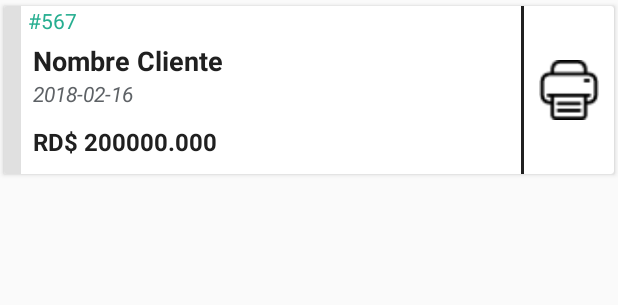
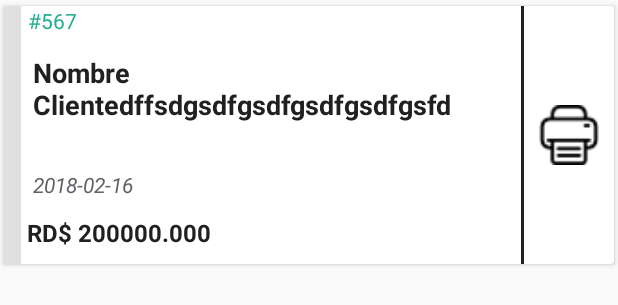
Before and after one commit to aneudyHub/lsp_android, an Android app: the layout item_historial_pagos.xml on its own in the app's theme, with its tools: preview values and no code run, on a phone screen of 412 x 824 dp. Shown: the top 305 px of the screen. Run offline under Robolectric (Android 15) with nearby library versions, the phone set to English and light mode, and no system bars.

Commit message:
Ajustes de vista y Monto restante listo

```diff
--- a/app/src/main/res/layout/item_historial_pagos.xml
+++ b/app/src/main/res/layout/item_historial_pagos.xml
@@ -4,7 +4,7 @@
     xmlns:tools="http://schemas.android.com/tools"
     android:id="@+id/Layout"
     android:layout_width="match_parent"
-    android:layout_height="120dp"
+    android:layout_height="180dp"
     android:foreground="?android:attr/selectableItemBackground"
     app:cardUseCompatPadding="true">
 
@@ -32,7 +32,7 @@
             android:layout_height="wrap_content"
             android:layout_marginEnd="8dp"
             android:layout_marginStart="8dp"
-            android:layout_marginTop="24dp"
+            android:layout_marginTop="32dp"
             android:textColor="@color/negro87"
             android:textSize="18sp"
             android:textStyle="bold"
@@ -40,7 +40,7 @@
             app:layout_constraintHorizontal_bias="0.187"
             app:layout_constraintStart_toEndOf="@+id/appointment_status"
             app:layout_constraintTop_toTopOf="parent"
-            tools:text="Nombre Cliente" />
+            tools:text="Nombre Clientedffsdgsdfgsdfgsdfgsdfgsfd" />
 
         <TextView
             android:id="@+id/idPrestamoH"
@@ -58,15 +58,16 @@
         <TextView
             android:id="@+id/fechaCobro"
             android:layout_width="0dp"
-            android:layout_height="wrap_content"
+            android:layout_height="24dp"
             android:layout_marginEnd="8dp"
             android:layout_marginStart="8dp"
             android:maxLines="5"
             android:textColor="@color/input_register_hint"
             android:textSize="14sp"
             android:textStyle="italic"
+            app:layout_constraintBottom_toBottomOf="@+id/montoCobrado"
             app:layout_constraintEnd_toStartOf="@+id/vertical_separator1"
-            app:layout_constraintHorizontal_bias="0.0"
+            app:layout_constraintHorizontal_bias="0.187"
             app:layout_constraintStart_toEndOf="@+id/appointment_status"
             app:layout_constraintTop_toBottomOf="@+id/nombre_cliente"
             tools:text="2018-02-16" />
@@ -75,9 +76,9 @@
         <TextView
             android:id="@+id/montoCobrado"
             android:layout_width="wrap_content"
-            android:layout_height="wrap_content"
+            android:layout_height="24dp"
             android:layout_marginBottom="8dp"
-            android:layout_marginStart="8dp"
+            android:layout_marginStart="4dp"
             android:layout_marginTop="8dp"
             android:text="RD$ 200000.000"
             android:textAppearance="?android:attr/textAppearanceSmall"
@@ -86,7 +87,8 @@
             android:textStyle="bold"
             app:layout_constraintBottom_toBottomOf="parent"
             app:layout_constraintStart_toEndOf="@+id/appointment_status"
-            app:layout_constraintTop_toBottomOf="@+id/fechaCobro" />
+            app:layout_constraintTop_toBottomOf="@+id/fechaCobro"
+            app:layout_constraintVertical_bias="1.0" />
 
 
         <View
--- a/app/src/main/res/layout/item_lista_cuota.xml
+++ b/app/src/main/res/layout/item_lista_cuota.xml
@@ -134,6 +134,7 @@
             android:text="0000"
             android:textAppearance="?android:attr/textAppearanceSmall"
             android:textColor="@color/naranja"
+            android:textSize="18dp"
             android:textStyle="italic"
             app:layout_constraintRight_toRightOf="parent"
             app:layout_constraintTop_toBottomOf="@+id/fecha" />
@@ -146,6 +147,7 @@
             android:layout_marginBottom="8dp"
             android:layout_marginStart="4dp"
             android:layout_marginTop="8dp"
+            android:textSize="18dp"
             android:ellipsize="end"
             android:maxLines="1"
             android:textColor="@color/naranja"
```
Also changed, not shown: app/src/main/java/com/system/lsp/ui/Pagos/CuotasAdapter.java (+15 -11 lines), app/src/main/res/layout/cuota_item.xml (+8 -4 lines).
